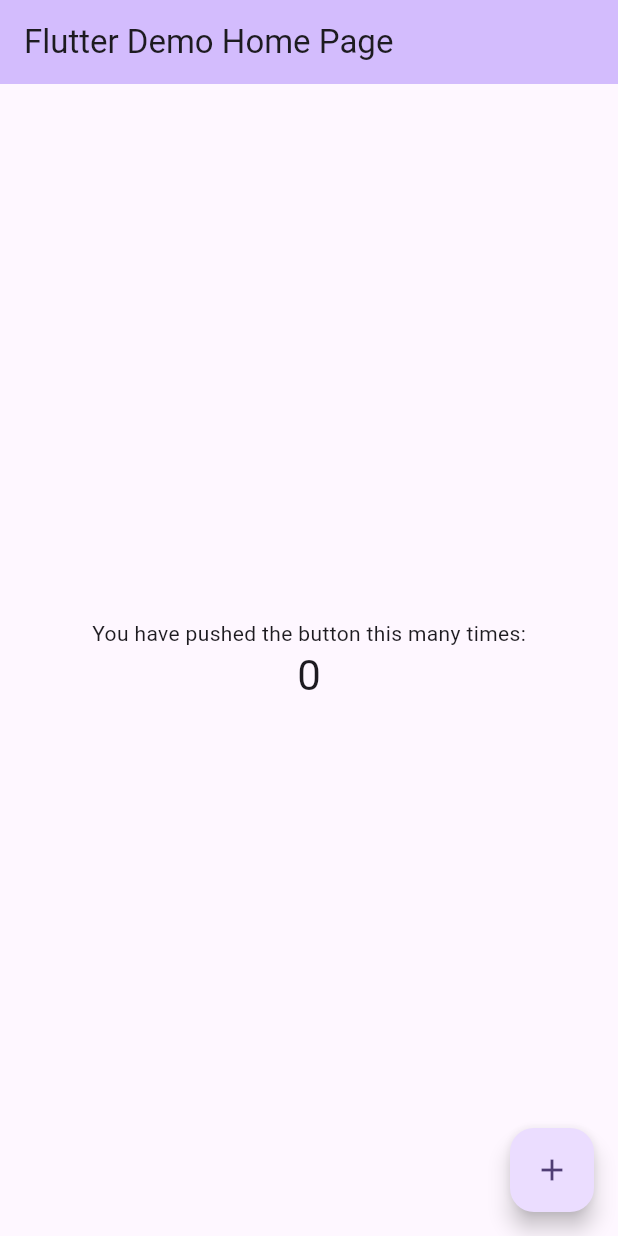
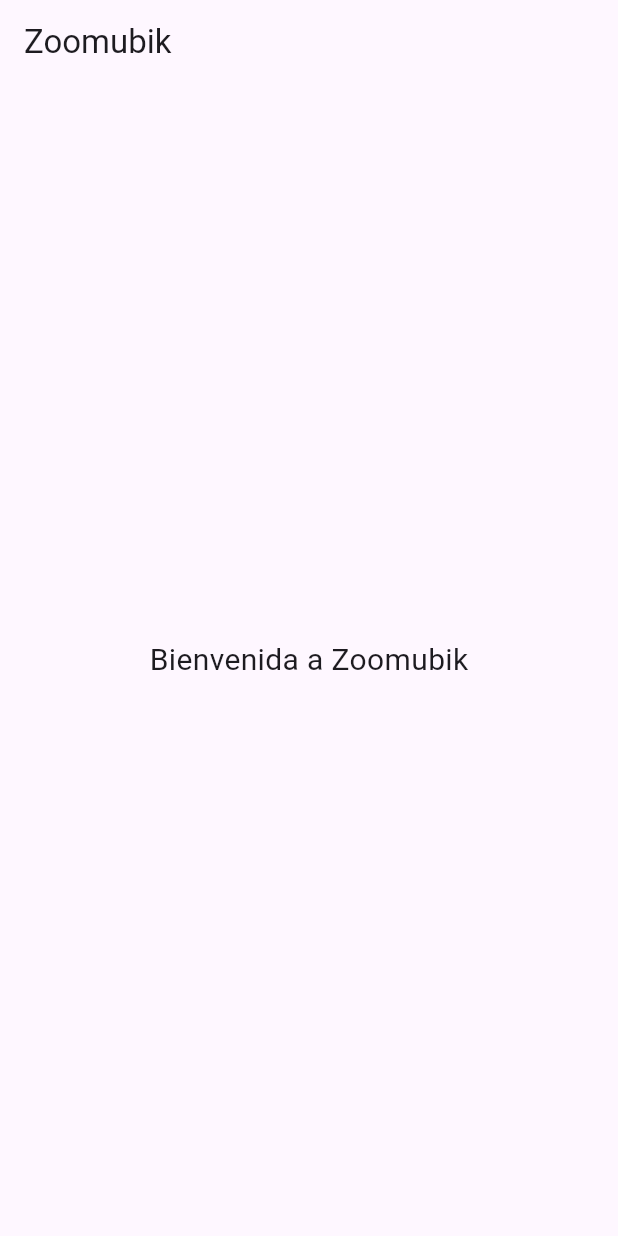
Before and after one commit to postaldream/Zoomubik, a Flutter app: the screen it shows after launch, on a phone screen of 412 x 824 dp. Run offline on Flutter 3.47's test engine with Material 3 defaults, Android fonts, the light colour scheme and no system bars.

Commit message:
Refactor main app structure and update titles

```diff
--- a/lib/main.dart
+++ b/lib/main.dart
@@ -1,122 +1,34 @@
 import 'package:flutter/material.dart';
 
-void main() {
-  runApp(const MyApp());
-}
+void main() => runApp(ZoomubikApp());
 
-class MyApp extends StatelessWidget {
-  const MyApp({super.key});
-
-  // This widget is the root of your application.
+class ZoomubikApp extends StatelessWidget {
   @override
   Widget build(BuildContext context) {
     return MaterialApp(
-      title: 'Flutter Demo',
+      title: 'Zoomubik',
+      debugShowCheckedModeBanner: false,
       theme: ThemeData(
-        // This is the theme of your application.
-        //
-        // TRY THIS: Try running your application with "flutter run". You'll see
-        // the application has a purple toolbar. Then, without quitting the app,
-        // try changing the seedColor in the colorScheme below to Colors.green
-        // and then invoke "hot reload" (save your changes or press the "hot
-        // reload" button in a Flutter-supported IDE, or press "r" if you used
-        // the command line to start the app).
-        //
-        // Notice that the counter didn't reset back to zero; the application
-        // state is not lost during the reload. To reset the state, use hot
-        // restart instead.
-        //
-        // This works for code too, not just values: Most code changes can be
-        // tested with just a hot reload.
-        colorScheme: ColorScheme.fromSeed(seedColor: Colors.deepPurple),
+        primarySwatch: Colors.indigo,
       ),
-      home: const MyHomePage(title: 'Flutter Demo Home Page'),
+      home: HomePage(),
     );
   }
 }
 
-class MyHomePage extends StatefulWidget {
-  const MyHomePage({super.key, required this.title});
-
-  // This widget is the home page of your application. It is stateful, meaning
-  // that it has a State object (defined below) that contains fields that affect
-  // how it looks.
-
-  // This class is the configuration for the state. It holds the values (in this
-  // case the title) provided by the parent (in this case the App widget) and
-  // used by the build method of the State. Fields in a Widget subclass are
-  // always marked "final".
-
-  final String title;
-
-  @override
-  State<MyHomePage> createState() => _MyHomePageState();
-}
-
-class _MyHomePageState extends State<MyHomePage> {
-  int _counter = 0;
-
-  void _incrementCounter() {
-    setState(() {
-      // This call to setState tells the Flutter framework that something has
-      // changed in this State, which causes it to rerun the build method below
-      // so that the display can reflect the updated values. If we changed
-      // _counter without calling setState(), then the build method would not be
-      // called again, and so nothing would appear to happen.
-      _counter++;
-    });
-  }
-
+class HomePage extends StatelessWidget {
   @override
   Widget build(BuildContext context) {
-    // This method is rerun every time setState is called, for instance as done
-    // by the _incrementCounter method above.
-    //
-    // The Flutter framework has been optimized to make rerunning build methods
-    // fast, so that you can just rebuild anything that needs updating rather
-    // than having to individually change instances of widgets.
     return Scaffold(
       appBar: AppBar(
-        // TRY THIS: Try changing the color here to a specific color (to
-        // Colors.amber, perhaps?) and trigger a hot reload to see the AppBar
-        // change color while the other colors stay the same.
-        backgroundColor: Theme.of(context).colorScheme.inversePrimary,
-        // Here we take the value from the MyHomePage object that was created by
-        // the App.build method, and use it to set our appbar title.
-        title: Text(widget.title),
+        title: Text('Zoomubik'),
       ),
       body: Center(
-        // Center is a layout widget. It takes a single child and positions it
-        // in the middle of the parent.
-        child: Column(
-          // Column is also a layout widget. It takes a list of children and
-          // arranges them vertically. By default, it sizes itself to fit its
-          // children horizontally, and tries to be as tall as its parent.
-          //
-          // Column has various properties to control how it sizes itself and
-          // how it positions its children. Here we use mainAxisAlignment to
-          // center the children vertically; the main axis here is the vertical
-          // axis because Columns are vertical (the cross axis would be
-          // horizontal).
-          //
-          // TRY THIS: Invoke "debug painting" (choose the "Toggle Debug Paint"
-          // action in the IDE, or press "p" in the console), to see the
-          // wireframe for each widget.
-          mainAxisAlignment: MainAxisAlignment.center,
-          children: <Widget>[
-            const Text('You have pushed the button this many times:'),
-            Text(
-              '$_counter',
-              style: Theme.of(context).textTheme.headlineMedium,
-            ),
-          ],
+        child: Text(
+          'Bienvenida a Zoomubik',
+          style: TextStyle(fontSize: 20),
         ),
       ),
-      floatingActionButton: FloatingActionButton(
-        onPressed: _incrementCounter,
-        tooltip: 'Increment',
-        child: const Icon(Icons.add),
-      ), // This trailing comma makes auto-formatting nicer for build methods.
     );
   }
 }
```
